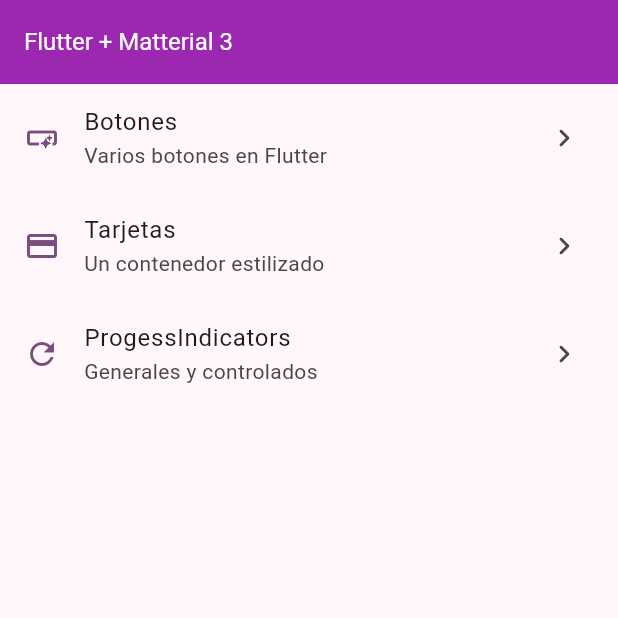
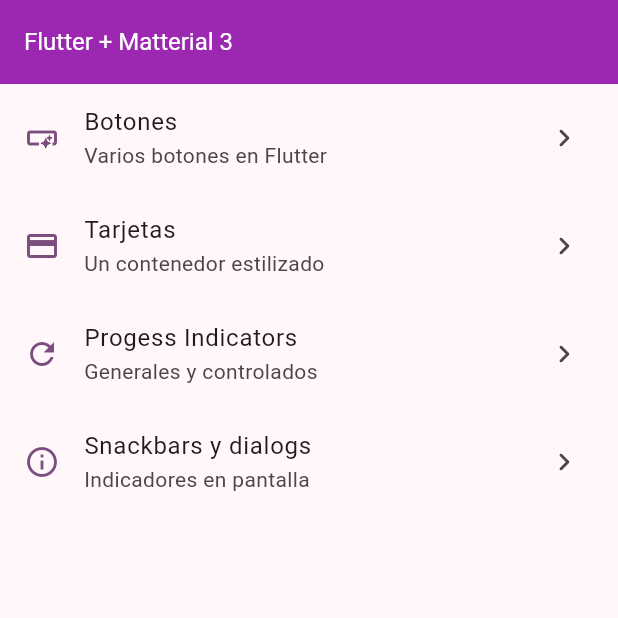
Before and after one commit to devb09/widgets_app, a Flutter app: the screen it shows after launch, on a phone screen of 412 x 824 dp, the top half of it. Run offline on Flutter 3.47's test engine with Material 2 defaults, Android fonts, the phone set to English and light mode, and no system bars; our stand-ins replace go_router.

Commit message:
snackbars

```diff
--- a/lib/config/menu/menu_items.dart
+++ b/lib/config/menu/menu_items.dart
@@ -25,8 +25,13 @@ const appMenuTiems = <MenuItem>[
       link: '/cards',
       icon: Icons.credit_card),
   MenuItem(
-      title: 'ProgessIndicators',
+      title: 'Progess Indicators',
       subTitle: 'Generales y controlados',
       link: '/progress',
       icon: Icons.refresh_outlined),
+  MenuItem(
+      title: 'Snackbars y dialogs',
+      subTitle: 'Indicadores en pantalla',
+      link: '/snackbars',
+      icon: Icons.info_outline),
 ];
--- a/lib/config/router/app_router.dart
+++ b/lib/config/router/app_router.dart
@@ -22,4 +22,9 @@ final appRouter = GoRouter(routes: [
     name: ProgressScreen.name,
     builder: (context, state) => const ProgressScreen(),
   ),
+  GoRoute(
+    path: '/snackbars',
+    name: SnackbarScreen.name,
+    builder: (context, state) => const SnackbarScreen(),
+  ),
 ]);
```
Also changed, not shown: lib/presentation/screens/snackbar/snackbar_screen.dart (+21 -1 lines).
